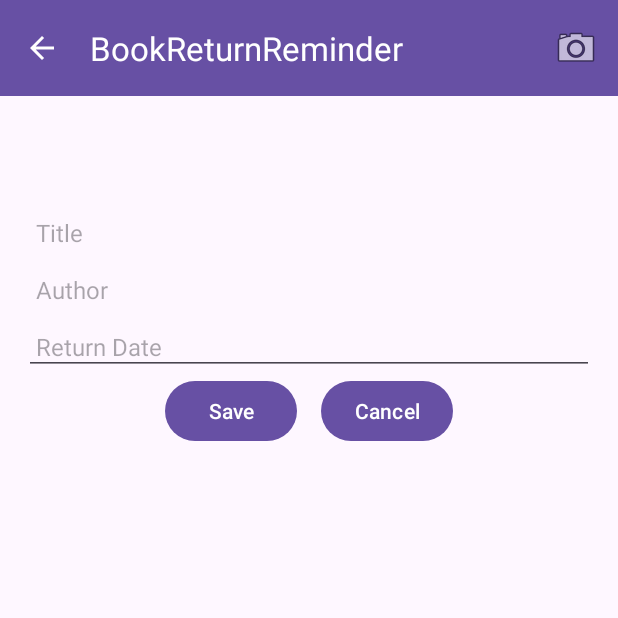
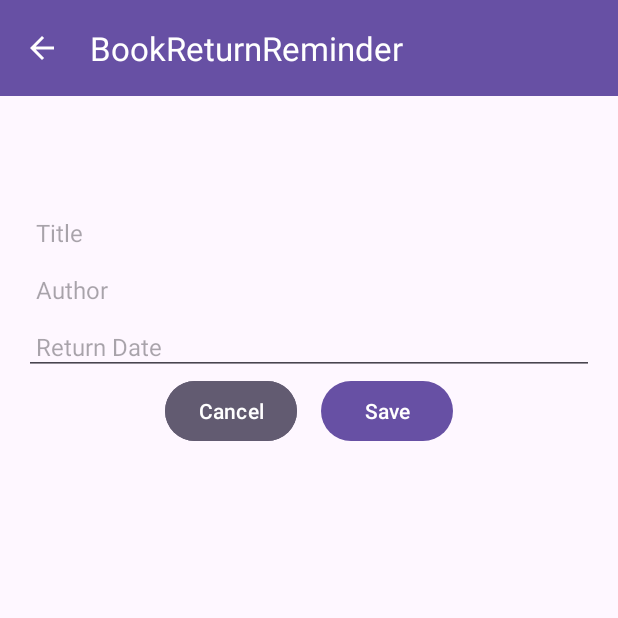
Before and after one commit to AlenBijelic99/BookReturnReminder, an Android app: the InsertBookActivity screen opened directly, with no data from a screen before it, on a phone screen of 412 x 824 dp, the top half of it. Run offline under Robolectric (Android 15) with nearby library versions, the phone set to English and light mode, and no system bars.

Commit message:
fix: Update layout

```diff
--- a/app/src/main/java/ch/heigvd/dma/bookreturnreminder/InsertBookActivity.kt
+++ b/app/src/main/java/ch/heigvd/dma/bookreturnreminder/InsertBookActivity.kt
@@ -79,23 +79,4 @@ class InsertBookActivity : AppCompatActivity() {
             finish()
         }
     }
-
-    override fun onCreateOptionsMenu(menu: Menu): Boolean {
-        menuInflater.inflate(R.menu.menu_main, menu)
-        return true
-    }
-
-    override fun onOptionsItemSelected(item: MenuItem): Boolean {
-        return when (item.itemId) {
-            R.id.action_scan -> {
-                // Handle scan action
-                true
-            }
-            android.R.id.home -> {
-                finish()
-                true
-            }
-            else -> super.onOptionsItemSelected(item)
-        }
-    }
 }
--- a/app/src/main/res/layout/activity_insert_book.xml
+++ b/app/src/main/res/layout/activity_insert_book.xml
@@ -12,7 +12,7 @@
         layout="@layout/toolbar"
         app:layout_constraintTop_toTopOf="parent"
         app:layout_constraintStart_toStartOf="parent"
-        app:layout_constraintEnd_toEndOf="parent"/>
+        app:layout_constraintEnd_toEndOf="parent" />
 
     <androidx.constraintlayout.widget.ConstraintLayout
         android:layout_width="0dp"
@@ -33,7 +33,7 @@
             app:layout_constraintTop_toTopOf="parent"
             app:layout_constraintEnd_toEndOf="parent"
             android:padding="8dp"
-            android:textSize="16sp"/>
+            android:textSize="16sp" />
 
         <TextView
             android:id="@+id/textViewAuthor"
@@ -44,7 +44,7 @@
             app:layout_constraintTop_toBottomOf="@id/textViewTitle"
             app:layout_constraintEnd_toEndOf="parent"
             android:padding="8dp"
-            android:textSize="16sp"/>
+            android:textSize="16sp" />
 
         <EditText
             android:id="@+id/editTextReturnDate"
@@ -54,34 +54,36 @@
             android:hint="@string/return_date"
             android:focusable="false"
             android:clickable="true"
+            android:inputType="date"
             app:layout_constraintStart_toStartOf="parent"
             app:layout_constraintTop_toBottomOf="@id/textViewAuthor"
             app:layout_constraintEnd_toEndOf="parent"
             android:padding="8dp"
-            android:textSize="16sp"/>
+            android:textSize="16sp" />
+
+        <Button
+            android:id="@+id/buttonCancel"
+            android:layout_width="wrap_content"
+            android:layout_height="wrap_content"
+            android:text="@string/btn_cancel"
+            android:backgroundTint="?attr/colorSecondary"
+            app:layout_constraintStart_toStartOf="parent"
+            app:layout_constraintTop_toBottomOf="@id/editTextReturnDate"
+            app:layout_constraintEnd_toStartOf="@id/buttonSave"
+            app:layout_constraintHorizontal_chainStyle="packed"
+            android:layout_marginEnd="8dp"
+            android:padding="8dp" />
 
         <Button
             android:id="@+id/buttonSave"
             android:layout_width="wrap_content"
             android:layout_height="wrap_content"
             android:text="@string/btn_save"
-            app:layout_constraintStart_toStartOf="parent"
+            app:layout_constraintEnd_toEndOf="parent"
             app:layout_constraintTop_toBottomOf="@id/editTextReturnDate"
-            app:layout_constraintEnd_toStartOf="@id/buttonCancel"
-            app:layout_constraintHorizontal_chainStyle="packed"
-            android:layout_marginEnd="8dp"
-            android:padding="8dp"/>
-
-        <Button
-            android:id="@+id/buttonCancel"
-            android:layout_width="wrap_content"
-            android:layout_height="wrap_content"
-            android:text="@string/btn_cancel"
-            app:layout_constraintTop_toBottomOf="@id/editTextReturnDate"
-            app:layout_constraintEnd_toEndOf="parent"
-            app:layout_constraintStart_toEndOf="@id/buttonSave"
+            app:layout_constraintStart_toEndOf="@id/buttonCancel"
             android:layout_marginStart="8dp"
-            android:padding="8dp"/>
+            android:padding="8dp" />
 
     </androidx.constraintlayout.widget.ConstraintLayout>
 
--- a/app/src/main/res/menu/menu_main.xml
+++ /dev/null
@@ -1,9 +0,0 @@
-<?xml version="1.0" encoding="utf-8"?>
-<menu xmlns:android="http://schemas.android.com/apk/res/android"
-    xmlns:app="http://schemas.android.com/apk/res-auto">
-    <item
-        android:id="@+id/action_scan"
-        android:icon="@android:drawable/ic_menu_camera"
-        android:title="@string/scan"
-        app:showAsAction="always" />
-</menu>
```
Also changed, not shown: app/src/main/java/ch/heigvd/dma/bookreturnreminder/MainActivity.kt (+0 -15 lines).
